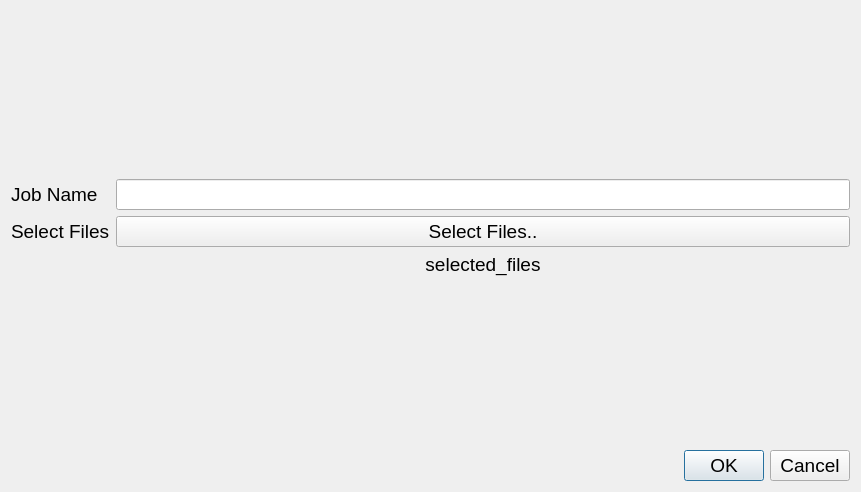
Before: the Qt Designer form creator_administrator/ui/select_files_dialog.ui in GijsGroote/creator_administrator, drawn with Qt 5.
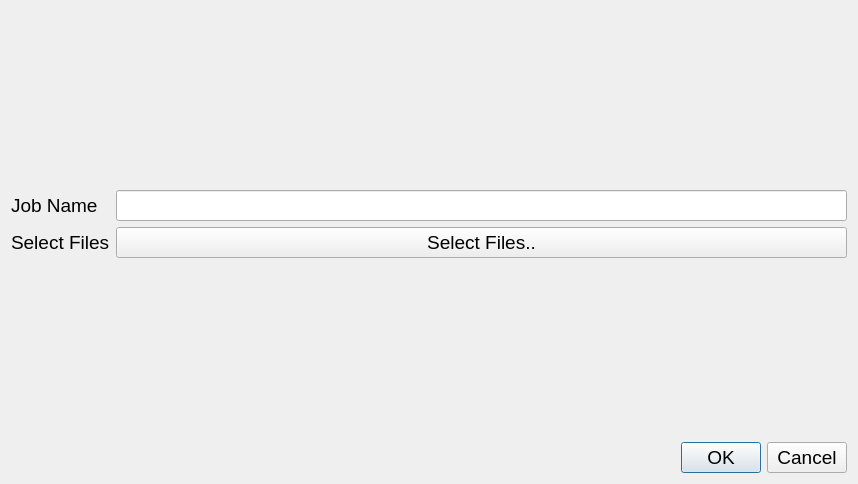
After: the same form once the commit is applied. Custom widgets are drawn as their Qt base class.

Diff of the .ui file:
```diff
--- a/creator_administrator/ui/select_files_dialog.ui
+++ b/creator_administrator/ui/select_files_dialog.ui
@@ -6,8 +6,8 @@
    <rect>
     <x>0</x>
     <y>0</y>
-    <width>861</width>
-    <height>492</height>
+    <width>858</width>
+    <height>484</height>
    </rect>
   </property>
   <property name="windowTitle">
@@ -86,18 +86,6 @@
       </widget>
      </item>
      <item row="3" column="1">
-      <widget class="QLabel" name="filesGlobalPathsQLabel">
-       <property name="font">
-        <font>
-         <pointsize>14</pointsize>
-        </font>
-       </property>
-       <property name="text">
-        <string>&lt;html&gt;&lt;head/&gt;&lt;body&gt;&lt;p align=&quot;center&quot;&gt;&lt;span style=&quot; font-size:14pt;&quot;&gt;selected_files&lt;/span&gt;&lt;/p&gt;&lt;/body&gt;&lt;/html&gt;</string>
-       </property>
-      </widget>
-     </item>
-     <item row="4" column="1">
       <spacer name="verticalSpacer">
        <property name="font">
         <font>
```
